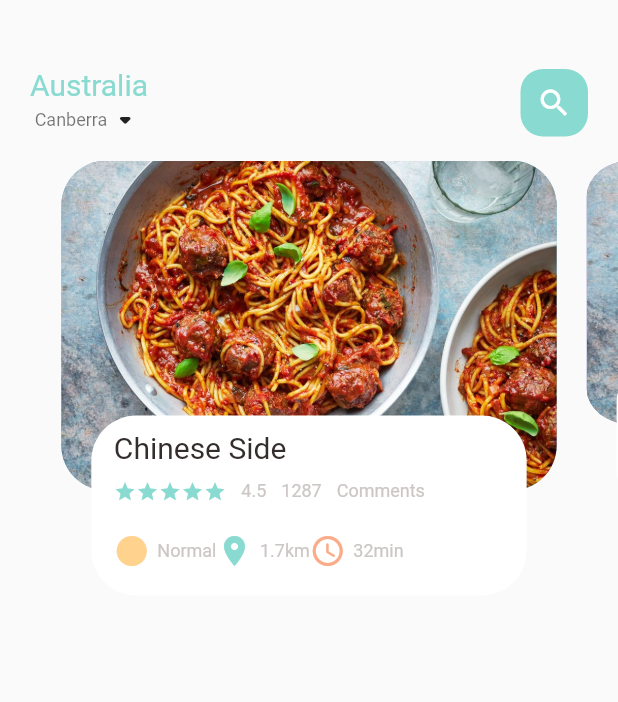
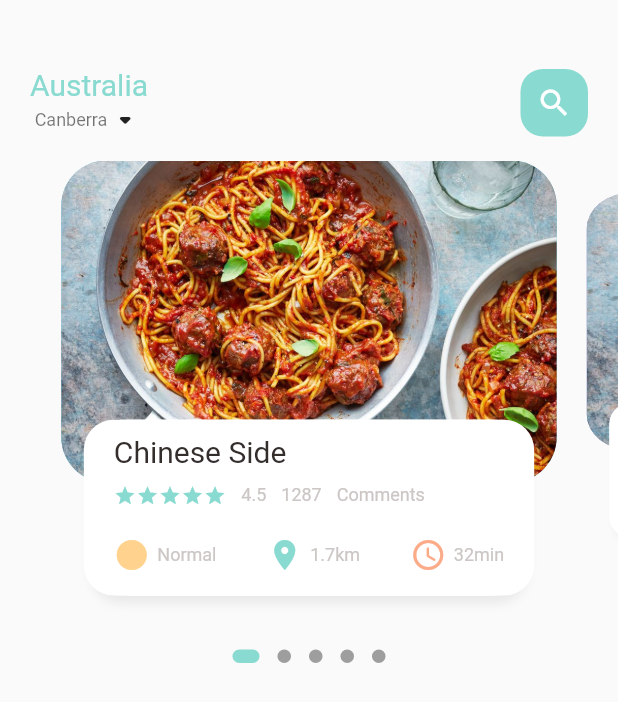
Before and after one commit to zheyxu/e-commence-app, a Flutter app: the screen it shows after launch, on a phone screen of 412 x 824 dp. Shown: the top 702 px of the screen. Run offline on Flutter 3.47's test engine with Material 2 defaults, Android fonts, the phone set to English and light mode, and no system bars; drawn by our look-alikes of dots_indicator; our stand-ins replace get.

Commit message:
add dimensions

```diff
--- a/e_commence/lib/home/food_page_body.dart
+++ b/e_commence/lib/home/food_page_body.dart
@@ -1,4 +1,6 @@
+import 'package:dots_indicator/dots_indicator.dart';
 import 'package:e_commence/utils/colors.dart';
+import 'package:e_commence/utils/dimensions.dart';
 import 'package:e_commence/widgets/big_text.dart';
 import 'package:e_commence/widgets/icon_and_text_widget.dart';
 import 'package:e_commence/widgets/small_text.dart';
@@ -15,6 +17,7 @@ class _FoodPageBodyState extends State<FoodPageBody> {
   PageController pageController = PageController(viewportFraction: 0.85);
   var _currPageValue = 0.0;
   final double _scaleFactor = 0.8;
+  final double _height = Dimensions.pageViewContainer;
 
   @override
   void initState() {
@@ -34,7 +37,9 @@ class _FoodPageBodyState extends State<FoodPageBody> {
 
   @override
   Widget build(BuildContext context) {
-    return Container(
+    return Column(
+      children: [
+        Container(
           height: 320,
           child: PageView.builder(
               controller: pageController,
@@ -42,6 +47,19 @@ class _FoodPageBodyState extends State<FoodPageBody> {
               itemBuilder: ((context, position) {
                 return _buildPageItem(position);
               })),
+        ),
+        DotsIndicator(
+          dotsCount: 5,
+          position: _currPageValue,
+          decorator: DotsDecorator(
+            activeColor: AppColors.mainColor,
+            size: const Size.square(9.0),
+            activeSize: const Size(18.0, 9.0),
+            activeShape: RoundedRectangleBorder(
+                borderRadius: BorderRadius.circular(5.0)),
+          ),
+        )
+      ],
     );
   }
 
@@ -49,19 +67,31 @@ class _FoodPageBodyState extends State<FoodPageBody> {
     Matrix4 matrix = Matrix4.identity();
     if (index == _currPageValue.floor()) {
       var currScale = 1 - (_currPageValue - index) * (1 - _scaleFactor);
-      var currTrans = 0;
-      matrix = Matrix4.diagonal3Values(1, currScale, 1);
+      var currTrans = _height * (1 - currScale) / 2;
+      matrix = Matrix4.diagonal3Values(1, currScale, 1)
+        ..setTranslationRaw(0, currTrans, 0);
     } else if (index == _currPageValue.floor() + 1) {
       var currScale =
           _scaleFactor + (_currPageValue - index + 1) * (1 - _scaleFactor);
-      matrix = Matrix4.diagonal3Values(1, currScale, 1);
+      var currTrans = _height * (1 - currScale) / 2;
+      matrix = Matrix4.diagonal3Values(1, currScale, 1)
+        ..setTranslationRaw(0, currTrans, 0);
+    } else if (index == _currPageValue.floor() - 1) {
+      var currScale = 1 - (_currPageValue - index) * (1 - _scaleFactor);
+      var currTrans = _height * (1 - currScale) / 2;
+      matrix = Matrix4.diagonal3Values(1, currScale, 1)
+        ..setTranslationRaw(0, currTrans, 0);
+    } else {
+      var currScale = 0.8;
+      matrix = Matrix4.diagonal3Values(1, currScale, 1)
+        ..setTranslationRaw(0, _height * (1 - currScale) / 2, 0);
     }
 
     return Transform(
       transform: matrix,
       child: Stack(children: [
         Container(
-          height: 220,
+          height: Dimensions.pageViewContainer,
           margin: const EdgeInsets.only(left: 10, right: 10),
           decoration: BoxDecoration(
               borderRadius: BorderRadius.circular(30),
@@ -73,10 +103,25 @@ class _FoodPageBodyState extends State<FoodPageBody> {
         Align(
           alignment: Alignment.bottomCenter,
           child: Container(
-            height: 120,
+            height: Dimensions.pageViewTextContainer,
             margin: const EdgeInsets.only(left: 30, right: 30, bottom: 30),
             decoration: BoxDecoration(
-                borderRadius: BorderRadius.circular(30), color: Colors.white),
+                borderRadius: BorderRadius.circular(20),
+                color: Colors.white,
+                boxShadow: [
+                  BoxShadow(
+                      color: Color(0xFFe8e8e8),
+                      blurRadius: 5.0,
+                      offset: Offset(0, 5)),
+                  BoxShadow(
+                    color: Colors.white,
+                    offset: Offset(-5, 0),
+                  ),
+                  BoxShadow(
+                    color: Colors.white,
+                    offset: Offset(5, 0),
+                  ),
+                ]),
             child: Container(
               padding: EdgeInsets.only(top: 10, left: 15, right: 15),
               child: Column(
@@ -115,6 +160,7 @@ class _FoodPageBodyState extends State<FoodPageBody> {
                     height: 20,
                   ),
                   Row(
+                    mainAxisAlignment: MainAxisAlignment.spaceBetween,
                     children: [
                       IconAndTextWidget(
                           icon: Icons.circle_sharp,
--- a/e_commence/lib/home/main_food_page.dart
+++ b/e_commence/lib/home/main_food_page.dart
@@ -14,9 +14,11 @@ class MainFoodPage extends StatefulWidget {
 class _MainFoodPageState extends State<MainFoodPage> {
   @override
   Widget build(BuildContext context) {
+
     return Scaffold(
       body: Column(
         children: [
+          // showing the header
           Container(
             margin: EdgeInsets.only(top: 45, bottom: 15),
             padding: EdgeInsets.only(left: 20, right: 20),
@@ -53,6 +55,7 @@ class _MainFoodPageState extends State<MainFoodPage> {
               ],
             ),
           ),
+          // showing the body
           FoodPageBody(),
         ],
       ),
--- a/e_commence/lib/main.dart
+++ b/e_commence/lib/main.dart
@@ -1,5 +1,6 @@
 import 'package:e_commence/home/main_food_page.dart';
 import 'package:flutter/material.dart';
+import 'package:get/get.dart';
 
 void main() {
   runApp(const MyApp());
@@ -11,7 +12,7 @@ class MyApp extends StatelessWidget {
   // This widget is the root of your application.
   @override
   Widget build(BuildContext context) {
-    return MaterialApp(
+    return GetMaterialApp(
       debugShowCheckedModeBanner: false,
       title: 'Flutter Demo',
       theme: ThemeData(
--- /dev/null
+++ b/e_commence/lib/utils/dimensions.dart
@@ -0,0 +1,9 @@
+import 'package:get/get.dart';
+
+class Dimensions {
+  static double screenHeight = Get.context!.height;
+  static double screenWidth = Get.context!.width;
+
+  static double pageViewContainer = screenHeight / 3.84;
+  static double pageViewTextContainer = screenHeight / 7.03;
+}
--- a/e_commence/pubspec.yaml
+++ b/e_commence/pubspec.yaml
@@ -31,6 +31,8 @@ environment:
 dependencies:
   flutter:
     sdk: flutter
+  get: ^4.6.5
+  dots_indicator: ^2.1.0
 
 
   # The following adds the Cupertino Icons font to your application.
```
Also changed, not shown: e_commence/pubspec.lock. Lines whose indentation alone changed are shown as unchanged.
